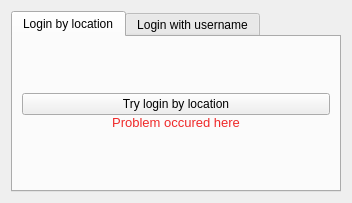
The window that comrad/rbac/rbac_dialog.ui (jfpatrick/accsoft-gui-rad-comrad) describes before a commit, drawn with Qt 5.
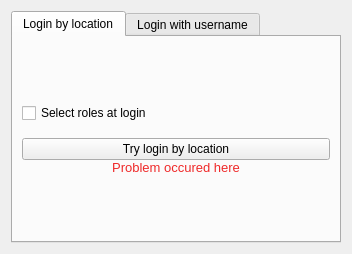
The same window after the commit.

Commit message: Integrate Role Picker optionally into login process

Patch:
```diff
--- a/comrad/rbac/rbac_dialog.ui
+++ b/comrad/rbac/rbac_dialog.ui
@@ -7,13 +7,13 @@
     <x>0</x>
     <y>0</y>
     <width>348</width>
-    <height>199</height>
+    <height>250</height>
    </rect>
   </property>
   <property name="maximumSize">
    <size>
     <width>348</width>
-    <height>199</height>
+    <height>250</height>
    </size>
   </property>
   <property name="windowTitle">
@@ -25,13 +25,13 @@
      <property name="minimumSize">
       <size>
        <width>330</width>
-       <height>181</height>
+       <height>232</height>
       </size>
      </property>
      <property name="maximumSize">
       <size>
        <width>330</width>
-       <height>181</height>
+       <height>232</height>
       </size>
      </property>
      <property name="currentIndex">
@@ -41,7 +41,7 @@
       <property name="maximumSize">
        <size>
         <width>16777215</width>
-        <height>148</height>
+        <height>203</height>
        </size>
       </property>
       <attribute name="title">
@@ -64,6 +64,29 @@
          </property>
         </spacer>
        </item>
+       <item>
+        <widget class="QCheckBox" name="roles_loc">
+         <property name="text">
+          <string>Select roles at login</string>
+         </property>
+        </widget>
+       </item>
+       <item>
+        <spacer name="verticalSpacer_3">
+         <property name="orientation">
+          <enum>Qt::Vertical</enum>
+         </property>
+         <property name="sizeType">
+          <enum>QSizePolicy::Fixed</enum>
+         </property>
+         <property name="sizeHint" stdset="0">
+          <size>
+           <width>20</width>
+           <height>15</height>
+          </size>
+         </property>
+        </spacer>
+       </item>
        <item>
         <widget class="QPushButton" name="loc_btn">
          <property name="text">
```
Left out of the diff: 23 changed lines with no effect on the pictures. The commit also changes 4 other files.
